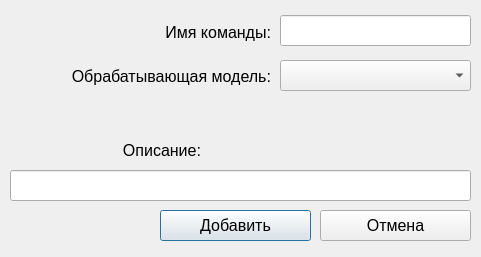
Qt form database/addcommand.ui (iambarsik/QtSTR) before a commit.
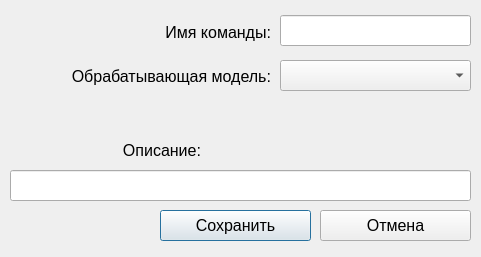
The same form after that commit.

The edit to the form file:
```diff
--- a/database/addcommand.ui
+++ b/database/addcommand.ui
@@ -85,7 +85,7 @@
     </font>
    </property>
    <property name="text">
-    <string>Добавить</string>
+    <string>Сохранить</string>
    </property>
   </widget>
   <widget class="QPushButton" name="bCancel">
```
